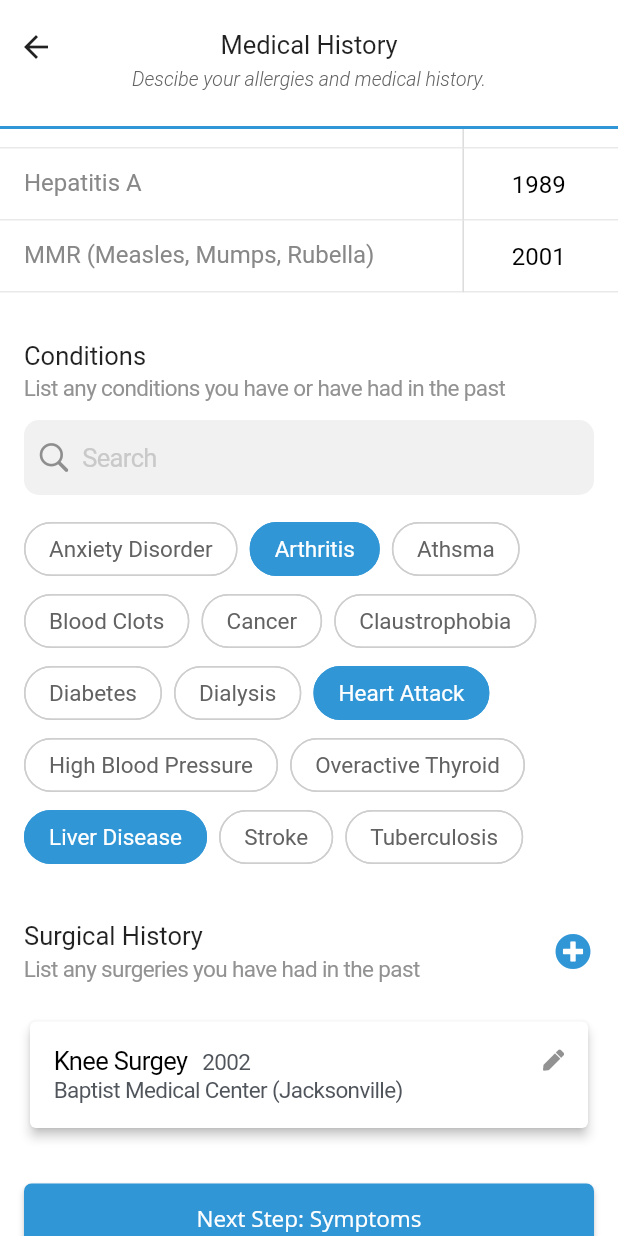
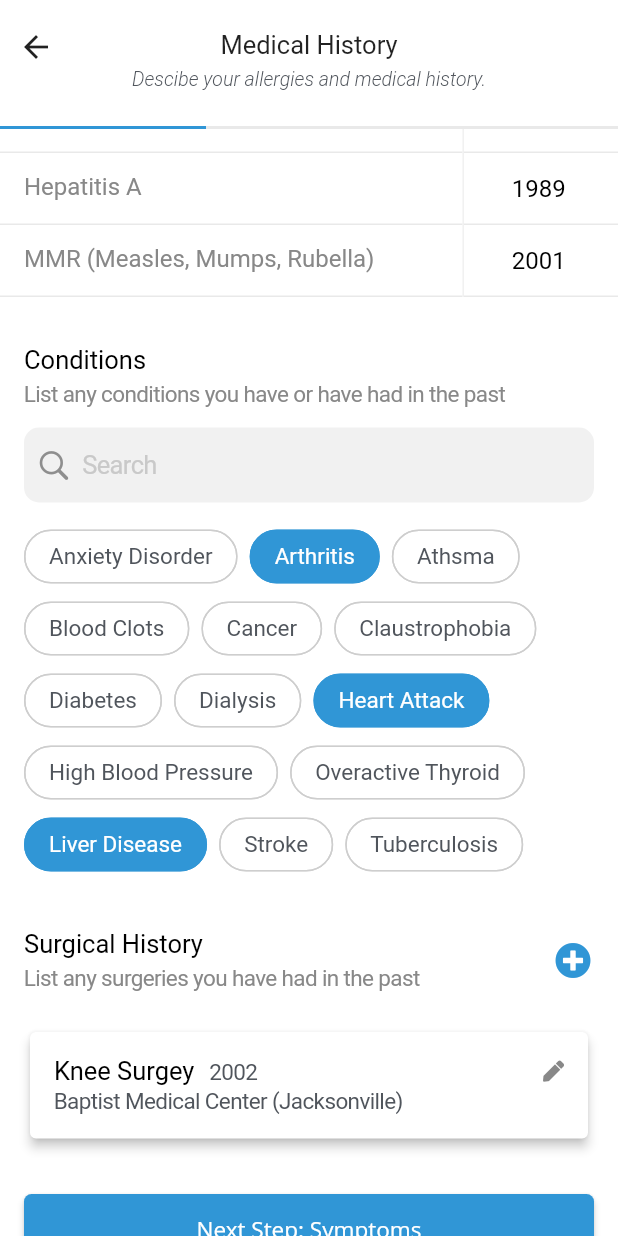
Before and after one commit to rothso/checkin, a Flutter app: the MedicalHistoryScreen screen opened directly, scrolled down 576 dp, on a phone screen of 412 x 824 dp. Run offline on Flutter 3.47's test engine with Material 2 defaults, Android fonts, the light colour scheme and no system bars; our stand-ins replace font_awesome_flutter; Roboto replaces fonts that are missing (Open Sans).

Commit message:
Continue refactoring styles, widgets

```diff
--- a/lib/main.dart
+++ b/lib/main.dart
@@ -2,7 +2,6 @@ import 'package:flutter/cupertino.dart';
 import 'package:flutter/material.dart';
 import 'package:flutter/rendering.dart';
 import 'package:flutter/services.dart';
-import 'package:font_awesome_flutter/font_awesome_flutter.dart';
 import 'package:myapp/styles.dart';
 
 void main() => runApp(MyApp());
@@ -43,10 +42,7 @@ class MyApp extends StatelessWidget {
             fontSize: 18.0,
             color: Colors.black,
           ),
-          title: textTheme.title.copyWith(
-            fontWeight: FontWeight.w400,
-            fontSize: 17.0,
-          ),
+          title: Styles.appBarTitle,
           caption: textTheme.caption.copyWith(
             fontSize: 15.0,
             fontWeight: FontWeight.w300,
@@ -266,43 +262,55 @@ class PersonalInfoScreen extends StatelessWidget {
                       child: Row(
                         children: [
                           Flexible(
-                            child: TextInput("First Name", text: "Peter"),
+                            child: TextInput(
+                              label: "First Name",
+                              text: "Peter",
+                            ),
                           ),
                           VerticalDivider(width: 1, color: Color(0xFFC9C9C9)),
                           Flexible(
-                            child: TextInput("Last Name", text: "Parker"),
+                            child: TextInput(
+                              label: "Last Name",
+                              text: "Parker",
+                            ),
                           ),
                         ],
                       ),
                     ),
-                    TextInput("Middle Name", text: "Ben"),
-                    TextInput("Date of Birth", text: "June 6, 1980"),
+                    TextInput(label: "Middle Name", text: "Ben"),
+                    TextInput(label: "Date of Birth", text: "June 6, 1980"),
                     RadioInput("Sex", {
                       'Male': Sex.male,
                       'Female': Sex.female,
                       'Other': Sex.other,
                     }),
                     TextInput(
-                      "Social Security Number (SSN)",
+                      label: "Social Security Number (SSN)",
                       text: "XXX-XX-XXXX",
                       secure: true,
                     ),
                     AddressInput(),
                     TextInput(
-                      "Phone Number",
+                      label: "Phone Number",
                       text: "(904) 555-1234",
                       phone: true,
                     ),
-                    TextInput("Email (optional)", text: "parker.p@gmail.com"),
+                    TextInput(
+                      label: "Email (optional)",
+                      text: "parker.p@gmail.com",
+                    ),
                     ListHeader("EMERGENCY CONTACT"),
-                    TextInput("Emergency Contact Name", text: "Ned Leeds"),
                     TextInput(
-                      "Emergency Contact Phone Number",
+                      label: "Emergency Contact Name",
+                      text: "Ned Leeds",
+                    ),
+                    TextInput(
+                      label: "Emergency Contact Phone Number",
                       text: "(904) 555-1235",
                       phone: true,
                     ),
                     TextInput(
-                      "Relationship to Emergency Contact",
+                      label: "Relationship to Emergency Contact",
                       text: "Brother",
                     ),
                     ListHeader("DEMOGRAPHICS"),
@@ -426,31 +434,37 @@ class InsuranceScreen extends StatelessWidget {
                   shrinkWrap: true,
                   children: [
                     new TextInput(
-                      "Insurance Company Name",
+                      label: "Insurance Company Name",
                       text: "Florida Blue",
                     ),
                     new TextInput(
-                      "Insurance Company Phone Number",
+                      label: "Insurance Company Phone Number",
                       text: "(904) 555-1236",
                       phone: true,
                     ),
                     new TextInput(
-                      "Policy Holder First Name",
+                      label: "Policy Holder First Name",
                       text: "Peter",
                     ),
                     new TextInput(
-                      "Policy Holder Last Name",
+                      label: "Policy Holder Last Name",
                       text: "Parker",
                     ),
                     IntrinsicHeight(
                       child: Row(
                         children: [
                           Flexible(
-                            child: new TextInput("Policy Number", text: "1234"),
+                            child: new TextInput(
+                              label: "Policy Number",
+                              text: "1234",
+                            ),
                           ),
                           VerticalDivider(width: 1, color: Color(0xFFC9C9C9)),
                           Flexible(
-                            child: new TextInput("Group Number", text: "5432"),
+                            child: new TextInput(
+                              label: "Group Number",
+                              text: "5432",
+                            ),
                           ),
                         ],
                       ),
@@ -514,17 +528,12 @@ class MedicalHistoryScreen extends StatelessWidget {
                         SizedBox(height: 20.0),
                         Text(
                           'Medical History',
-                          style: Theme.of(context).textTheme.title,
+                          style: Styles.appBarTitle,
                         ),
                         SizedBox(height: 5.0),
                         Text(
                           'Descibe your allergies and medical history.',
-                          style: TextStyle(
-                            color: Color(0xFF626262),
-                            fontWeight: FontWeight.w300,
-                            fontStyle: FontStyle.italic,
-                            fontSize: 13.0,
-                          ),
+                          style: Styles.appBarSubtitle,
                         ),
                       ],
                     ),
@@ -532,17 +541,13 @@ class MedicalHistoryScreen extends StatelessWidget {
                 ],
               ),
               SizedBox(height: 24.0),
-              Row(
-                children: [
-                  Container(
-                    width: MediaQuery.of(context).size.width * 1,
-                    height: 2,
-                    color: Color(0xFF3096D6),
+              SizedBox(
+                height: 2.0,
+                child: LinearProgressIndicator(
+                  value: 1 / 3,
+                  backgroundColor: Styles.grey200,
+                  valueColor: AlwaysStoppedAnimation(Styles.trifidBlue),
                 ),
-                  Expanded(
-                    child: Divider(height: 1, color: Color(0xFFC9C9C9)),
-                  ),
-                ],
               ),
               Expanded(
                 child: ListView(
@@ -586,7 +591,11 @@ class MedicalHistoryScreen extends StatelessWidget {
                       ],
                     ),
                     SizedBox(height: 16.0),
-                    Row(
+                    DecoratedBox(
+                      decoration: BoxDecoration(
+                        border: Styles.inputBoxBorder,
+                      ),
+                      child: Row(
                         children: [
                           Expanded(
                             flex: 3,
@@ -594,9 +603,7 @@ class MedicalHistoryScreen extends StatelessWidget {
                               padding: EdgeInsets.all(16.0),
                               child: Text(
                                 'Immunizations',
-                              style: TextStyle(
-                                fontSize: 17.0,
-                              ),
+                                style: Styles.detailTitleText,
                               ),
                             ),
                           ),
@@ -607,17 +614,14 @@ class MedicalHistoryScreen extends StatelessWidget {
                                 padding: EdgeInsets.all(16.0),
                                 child: Text(
                                   'Year',
-                                style: TextStyle(
-                                  fontSize: 17.0,
-                                  color: Color(0xFFA1A1A1),
-                                ),
+                                  style: Styles.detailTitleText,
                                 ),
                               ),
                             ),
                           ),
                         ],
                       ),
-                    Divider(height: 1, color: Color(0xFFC9C9C9)),
+                    ),
                     YearInput(title: 'Chicken Pox', year: '1998'),
                     YearInput(title: 'Hepatitis A', year: '1989'),
                     YearInput(
@@ -653,34 +657,41 @@ class MedicalHistoryScreen extends StatelessWidget {
                       ],
                     ),
                     SizedBox(height: 16.0),
-                    Padding(
+                    ContinueButton(text: "Next Step: Symptoms"),
+                  ],
+                ),
+              ),
+            ],
+          ),
+        ),
+      ),
+    );
+  }
+}
+
+class ContinueButton extends StatelessWidget {
+  final String text;
+  final VoidCallback pressed;
+
+  const ContinueButton({
+    Key key,
+    @required this.text,
+    this.pressed,
+  }) : super(key: key);
+
+  @override
+  Widget build(BuildContext context) {
+    return Padding(
       padding: EdgeInsets.all(16.0),
       child: RaisedButton(
-                        onPressed: () => {},
-                        color: Color(0xFF3096D6),
+        onPressed: pressed ?? () => {},
+        color: Styles.trifidBlue,
         shape: RoundedRectangleBorder(
           borderRadius: new BorderRadius.circular(5.0),
         ),
         child: Container(
           padding: EdgeInsets.all(13.0),
-                          child: Text(
-                            "Next Step: Symptoms",
-                            style: new TextStyle(
-                              color: Colors.white,
-                              decoration: TextDecoration.none,
-                              fontWeight: FontWeight.w400,
-                              fontFamily: "Open Sans",
-                              fontSize: 15,
-                            ),
-                          ),
-                        ),
-                      ),
-                    ),
-                  ],
-                ),
-              ),
-            ],
-          ),
+          child: Text(text, style: Styles.buttonText),
         ),
       ),
     );
@@ -775,15 +786,11 @@ class ConditionsInputState extends State<ConditionsInput> {
     return Theme(
       data: Theme.of(context).copyWith(
         chipTheme: Theme.of(context).chipTheme.copyWith(
-              secondarySelectedColor: Color(0xFF3096D6),
+            secondarySelectedColor: Styles.trifidBlue,
             backgroundColor: Colors.white,
             padding: EdgeInsets.all(8.0),
-              labelStyle: TextStyle(color: Color(0xFF626262), fontSize: 15.0),
-              secondaryLabelStyle: TextStyle(
-                color: Colors.white,
-                fontSize: 15.0,
-              ),
-            ),
+            labelStyle: Styles.conditionsText,
+            secondaryLabelStyle: Styles.conditionsSelectedText),
       ),
       child: Wrap(
         spacing: 8.0,
@@ -796,8 +803,8 @@ class ConditionsInputState extends State<ConditionsInput> {
               shape: StadiumBorder(
                 side: BorderSide(
                   color: _selected.contains(choice)
-                      ? Color(0xFF3096D6)
-                      : Color(0xFFCECECE),
+                      ? Styles.trifidBlue
+                      : Styles.grey300,
                 ),
               ),
             ),
@@ -827,30 +834,22 @@ class YearInput extends StatelessWidget {
             flex: 3,
             child: Container(
               decoration: BoxDecoration(
-                border: Border(
-                  bottom: BorderSide(
-                    color: Color(0xFFE9E9E9),
+                border: Styles.inputBoxBorder,
+              ),
+              padding: Styles.inputPadding,
+              child: Text(
+                title,
+                style: Styles.disabledInputText,
               ),
             ),
           ),
-              padding: EdgeInsets.symmetric(
-                horizontal: 16.0,
-                vertical: 13.0,
+          VerticalDivider(
+            width: 1,
+            color: Styles.grey200,
           ),
-              child: Text(
-                title,
-                style: TextStyle(
-                  color: Color(0xFF888888),
-                  fontSize: 16.0,
-                ),
-              ),
-            ),
-          ),
-          VerticalDivider(width: 1, color: Color(0xFFC9C9C9)),
           Expanded(
             flex: 1,
             child: TextInput(
-              null,
               text: year,
               centered: true,
             ),
@@ -881,9 +880,7 @@ class DetailListInput extends StatelessWidget {
       child: Column(
         crossAxisAlignment: CrossAxisAlignment.stretch,
         children: [
-          Padding(
-            padding: EdgeInsets.only(bottom: 12.0),
-            child: Row(
+          Row(
             children: [
               Expanded(
                 child: Column(
@@ -891,18 +888,12 @@ class DetailListInput extends StatelessWidget {
                   children: [
                     Text(
                       title,
-                        style: TextStyle(
-                          fontSize: 17.0,
-                        ),
+                      style: Styles.detailTitleText,
                     ),
                     SizedBox(height: 3.0),
                     Text(
                       subtitle,
-                        style: TextStyle(
-                          color: Color(0xFF929292),
-                          fontSize: 15.0,
-                          letterSpacing: -0.41,
-                        ),
+                      style: Styles.detailDescriptionText,
                     ),
                   ],
                 ),
@@ -910,15 +901,12 @@ class DetailListInput extends StatelessWidget {
               if (!noIcon)
                 Padding(
                   padding: EdgeInsets.only(right: 2.0),
-                    child: Icon(
-                      FontAwesomeIcons.plusCircle,
-                      size: 24.0,
-                      color: Color(0xFF3096D6),
-                    ),
+                  child: Styles.plusIcon,
                 ),
             ],
           ),
-          ),
+          SizedBox(height: 13.0),
+          // TODO: spacing between children
           ...children,
         ],
       ),
@@ -955,23 +943,19 @@ class DetailCard extends StatelessWidget {
                       children: [
                         TextSpan(
                           text: title,
-                          style: Styles.detailCardTitle,
+                          style: Styles.detailTitleText,
                         ),
                         if (subtitle != null)
                           TextSpan(
                             text: "   " + subtitle,
-                            style: Styles.detailCardSubtitle,
+                            style: Styles.detailSubtitleText,
                           ),
                       ],
                     ),
                   ),
                 ),
                 SizedBox(width: 14.0),
-                Icon(
-                  FontAwesomeIcons.pen,
-                  size: 14.0,
-                  color: Color(0xFF929292),
-                ),
+                Styles.penIcon,
               ],
             ),
             if (caption != null)
@@ -981,7 +965,7 @@ class DetailCard extends StatelessWidget {
                     child: Text(
                       caption,
                       overflow: TextOverflow.ellipsis,
-                      style: Styles.detailCardSubtitle,
+                      style: Styles.detailSubtitleText,
                     ),
                   ),
                 ],
@@ -1004,13 +988,10 @@ class ListHeader extends StatelessWidget {
   @override
   Widget build(BuildContext context) {
     return Container(
-      color: Color(0xFFF0F0F0),
+      color: Styles.grey200,
       padding: EdgeInsets.all(20),
       alignment: AlignmentDirectional.center,
-      child: Text(
-        title,
-        style: TextStyle(color: Color(0xFF929292)),
-      ),
+      child: Text(title, style: Styles.listHeaderText),
     );
   }
 }
@@ -1023,7 +1004,9 @@ class AddressInput extends StatelessWidget {
   @override
   Widget build(BuildContext context) {
     return Container(
-      decoration: BoxDecoration(border: Styles.inputBoxBorder),
+      decoration: BoxDecoration(
+        border: Styles.inputBoxBorder,
+      ),
       padding: EdgeInsets.all(16.0),
       child: Column(
         crossAxisAlignment: CrossAxisAlignment.stretch,
@@ -1068,7 +1051,9 @@ class SliderInputState extends State<SliderInput> {
   @override
   Widget build(BuildContext context) {
     return Container(
-      decoration: BoxDecoration(border: Styles.inputBoxBorder),
+      decoration: BoxDecoration(
+        border: Styles.inputBoxBorder,
+      ),
       padding: EdgeInsets.symmetric(vertical: 14.0),
       child: Column(
         crossAxisAlignment: CrossAxisAlignment.stretch,
@@ -1078,9 +1063,15 @@ class SliderInputState extends State<SliderInput> {
             child: Column(
               crossAxisAlignment: CrossAxisAlignment.stretch,
               children: [
-                Text(widget.label, style: Styles.inputLabelSmallText),
+                Text(
+                  widget.label,
+                  style: Styles.inputLabelSmallText,
+                ),
                 SizedBox(height: 8.0),
-                Text(_stringValue(), style: Styles.inputText),
+                Text(
+                  _stringValue(),
+                  style: Styles.inputText,
+                ),
               ],
             ),
           ),
@@ -1123,14 +1114,19 @@ class RadioInputState extends State<RadioInput> {
   @override
   Widget build(BuildContext context) {
     return Container(
-      decoration: BoxDecoration(border: Styles.inputBoxBorder),
+      decoration: BoxDecoration(
+        border: Styles.inputBoxBorder,
+      ),
       padding: EdgeInsets.symmetric(vertical: 14.0),
       child: Column(
         crossAxisAlignment: CrossAxisAlignment.stretch,
         children: [
           Container(
             padding: EdgeInsets.symmetric(horizontal: 16.0),
-            child: Text(widget.label, style: Styles.inputLabelSmallText),
+            child: Text(
+              widget.label,
+              style: Styles.inputLabelSmallText,
+            ),
           ),
           for (var name in widget.options.keys)
             // TODO: replace with a custom Radio using GestureDetector
@@ -1158,9 +1154,9 @@ class TextInput extends StatelessWidget {
   final bool phone;
   final bool centered;
 
-  const TextInput(
-    this.label, {
+  const TextInput({
     Key key,
+    this.label,
     this.text,
     this.secure = false,
     this.phone = false,
--- a/lib/styles.dart
+++ b/lib/styles.dart
@@ -1,36 +1,84 @@
 import 'package:flutter/cupertino.dart';
 import 'package:flutter/material.dart';
+import 'package:font_awesome_flutter/font_awesome_flutter.dart';
 
 abstract class Styles {
+
+  static const appBarTitle = TextStyle(
+    fontWeight: FontWeight.w400,
+    fontSize: 17.0,
+  );
+
+  static const appBarSubtitle = TextStyle(
+    color: grey800,
+    fontWeight: FontWeight.w300,
+    fontStyle: FontStyle.italic,
+    fontSize: 13.0,
+  );
+
   static const inputText = TextStyle(
     color: Colors.black,
     fontWeight: FontWeight.w400,
     fontSize: 16.0,
   );
 
+  static const disabledInputText = TextStyle(
+    color: grey500,
+    fontWeight: FontWeight.w400,
+    fontSize: 16.0,
+  );
+
   static const inputLabelText = TextStyle(
-    color: Color(0xff888888),
+    color: grey500,
     fontWeight: FontWeight.w400,
   );
 
   static const inputLabelSmallText = TextStyle(
-    color: Color(0xff888888),
+    color: grey500,
     fontWeight: FontWeight.w400,
     fontSize: 12.0,
     height: 0.8,
   );
 
-  static const detailCardTitle = TextStyle(
+  static const listHeaderText = TextStyle(
+    color: grey500,
+  );
+
+  static const detailTitleText = TextStyle(
     color: Colors.black,
-    letterSpacing: -0.41,
     fontSize: 17.0,
   );
 
-  static const detailCardSubtitle = TextStyle(
-    color: Color(0xff50555c),
+  static const detailDescriptionText = TextStyle(
+    color: grey500,
+    fontSize: 15.0,
+    letterSpacing: -0.41,
+    height: 1.3,
+  );
+
+  static const detailSubtitleText = TextStyle(
+    color: grey800,
     letterSpacing: -0.41,
     fontSize: 15.0,
     height: 1.3,
+  );
+
+  static const conditionsText = TextStyle(
+    color: grey800,
+    fontSize: 15.0,
+  );
+
+  static const conditionsSelectedText = TextStyle(
+    color: Colors.white,
+    fontSize: 15.0,
+  );
+
+  static const buttonText = TextStyle(
+    color: Colors.white,
+    decoration: TextDecoration.none,
+    fontWeight: FontWeight.w400,
+    fontFamily: "Open Sans",
+    fontSize: 15,
   );
 
   static const inputPadding = EdgeInsets.symmetric(
@@ -39,12 +87,28 @@ abstract class Styles {
   );
 
   static const inputBorder = UnderlineInputBorder(
-    borderSide: BorderSide(color: Color(0xffe9e9e9)),
+    borderSide: BorderSide(color: grey200),
   );
 
   static const inputBoxBorder = Border(
-    bottom: BorderSide(color: Color(0xffe9e9e9)),
+    bottom: BorderSide(color: grey200),
+  );
+
+  static const penIcon = Icon(
+    FontAwesomeIcons.pen,
+    size: 14.0,
+    color: grey500,
+  );
+
+  static const plusIcon = Icon(
+    FontAwesomeIcons.plusCircle,
+    size: 24.0,
+    color: trifidBlue,
   );
 
   static const trifidBlue = Color(0xff3096d6);
+  static const grey800 = Color(0xff50555c);
+  static const grey500 = Color(0xff888888);
+  static const grey300 = Color(0xFFCECECE);
+  static const grey200 = Color(0xffe9e9e9);
 }
```
Lines whose indentation alone changed are shown as unchanged.
